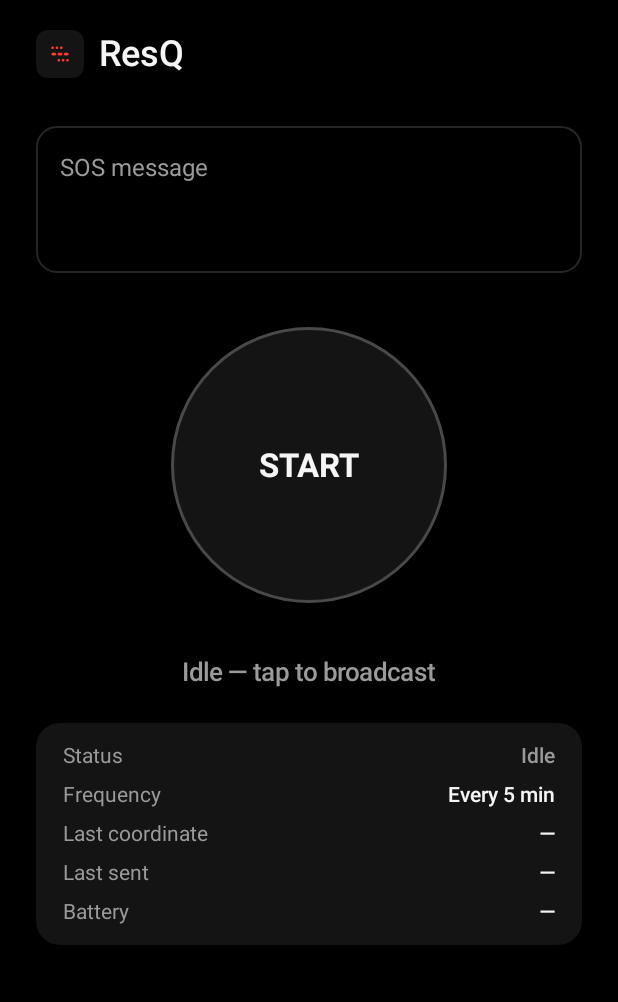
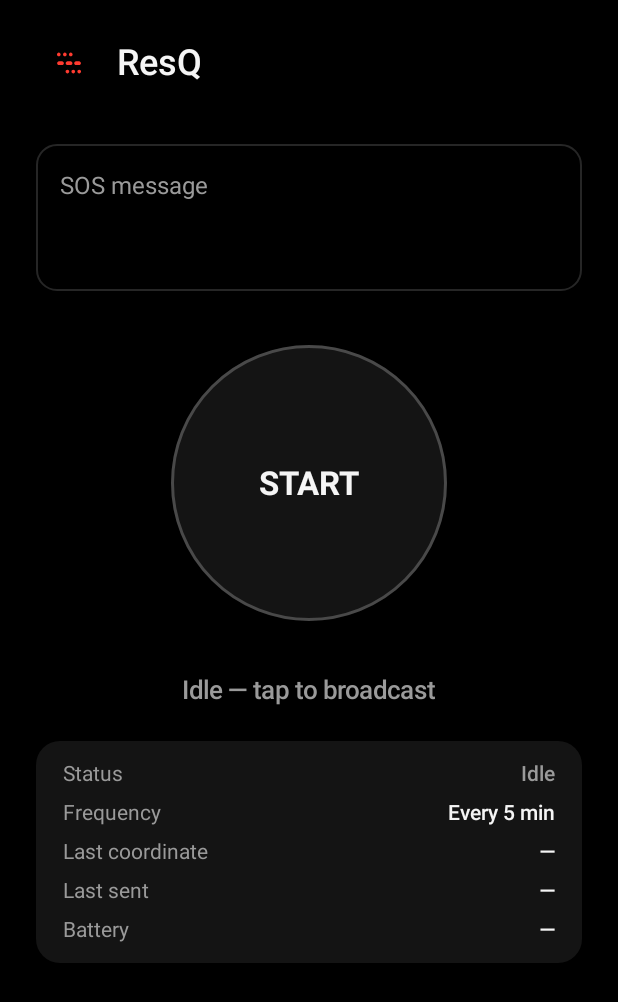
Before and after one commit to JasonKyawLab/ResQ, an Android app built with Jetpack Compose: the composable SenderScreen shown on its own in the app's theme, on a phone screen of 412 x 824 dp. Shown: the top 1002 px of the screen. Run offline under Robolectric (Android 15) with nearby library versions, the phone set to English and light mode, and no system bars.

Commit message:
Fix AppMark background color and bump its size
Was backed with SurfaceCard (#141414), visibly lighter than the
screen's own pure-black (#000000) background, producing a visible box
around the mark instead of it blending in. Switched to OledBlack and
bumped the default size 32dp -> 44dp per feedback that it read small
next to the wordmark.

```diff
--- a/app/src/main/java/com/resq/app/ui/components/AppMark.kt
+++ b/app/src/main/java/com/resq/app/ui/components/AppMark.kt
@@ -11,7 +11,7 @@ import androidx.compose.ui.res.painterResource
 import androidx.compose.ui.unit.Dp
 import androidx.compose.ui.unit.dp
 import com.resq.app.R
-import com.resq.app.ui.theme.SurfaceCard
+import com.resq.app.ui.theme.OledBlack
 
 /**
  * The app's launcher mark (the SOS morse symbol), reusable wherever the
@@ -21,15 +21,19 @@ import com.resq.app.ui.theme.SurfaceCard
  * on API 26+, which `painterResource` doesn't reliably render, whereas
  * the plain foreground/background vector drawables are ordinary
  * VectorDrawables on every API level this app supports.
+ *
+ * Backed with [OledBlack] specifically, not a surface/card tone — this
+ * sits directly on the screen's own pure-black background, so anything
+ * lighter reads as a visible, unintended box around it.
  */
 @Composable
-fun AppMark(modifier: Modifier = Modifier, size: Dp = 32.dp) {
+fun AppMark(modifier: Modifier = Modifier, size: Dp = 44.dp) {
     Image(
         painter = painterResource(R.drawable.ic_launcher_foreground),
         contentDescription = null,
         modifier = modifier
             .size(size)
             .clip(RoundedCornerShape(size / 4))
-            .background(SurfaceCard),
+            .background(OledBlack),
     )
 }
```
